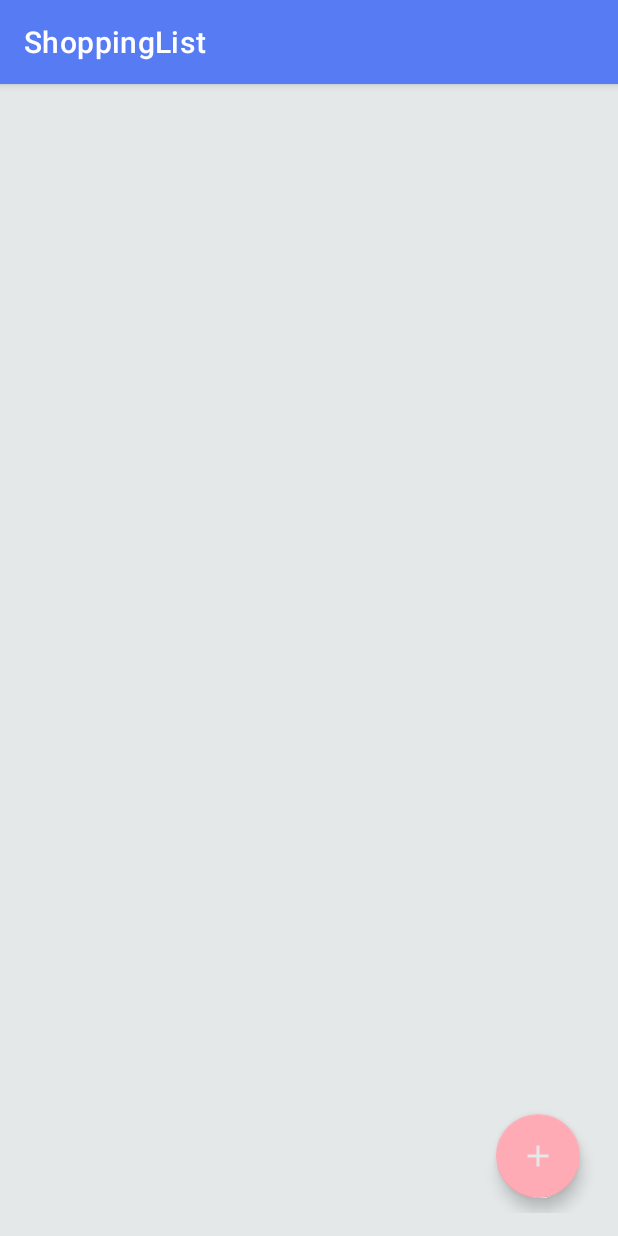
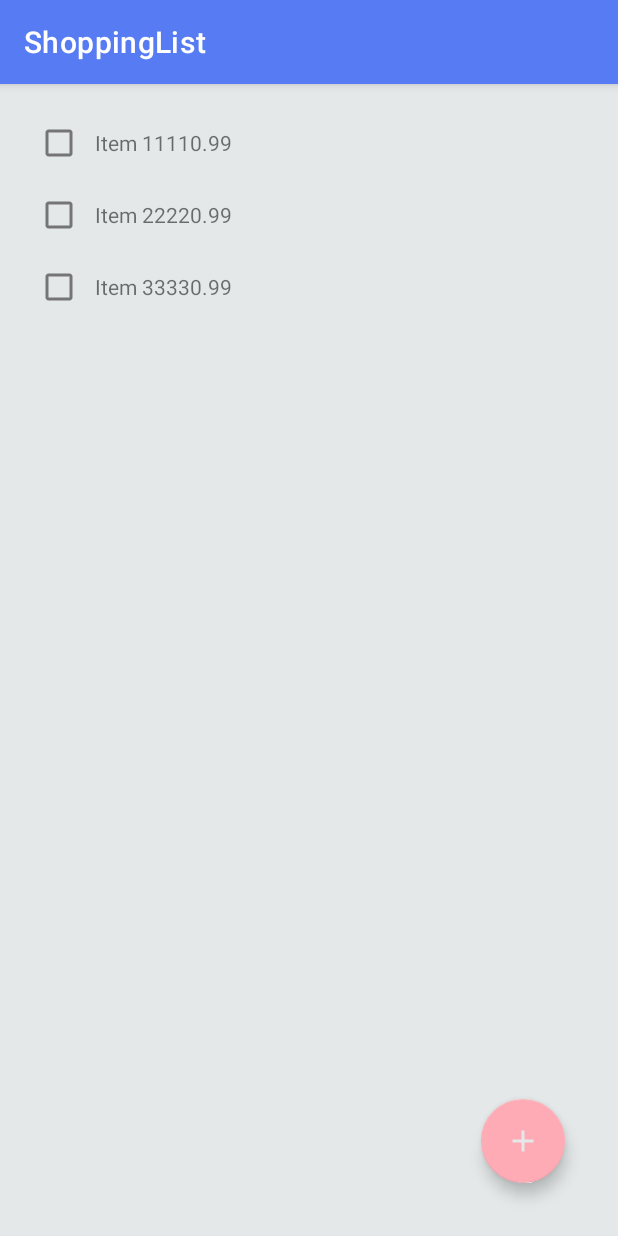
Before and after one commit to Sverda/Android-Shopping-List, an Android app: the screen it shows after launch (ProductListActivity before the commit, ShoppingListActivity after it), after a tap on "GO TO LIST", on a phone screen of 412 x 824 dp. Run offline under Robolectric (Android 15) with nearby library versions, the phone set to English and light mode, and no system bars.

Commit message:
Show items in list

```diff
--- a/app/build.gradle
+++ b/app/build.gradle
@@ -29,6 +29,9 @@ android {
     kotlinOptions {
         jvmTarget = '1.8'
     }
+    buildFeatures {
+        viewBinding = true
+    }
 }
 
 dependencies {
@@ -37,7 +40,10 @@ dependencies {
     implementation 'androidx.appcompat:appcompat:1.3.1'
     implementation 'com.google.android.material:material:1.4.0'
     implementation 'androidx.constraintlayout:constraintlayout:2.1.1'
+    implementation 'androidx.activity:activity-ktx:1.1.0'
+
     testImplementation 'junit:junit:4.+'
+
     androidTestImplementation 'androidx.test.ext:junit:1.1.3'
     androidTestImplementation 'androidx.test.espresso:espresso-core:3.4.0'
 }
--- a/app/src/main/AndroidManifest.xml
+++ b/app/src/main/AndroidManifest.xml
@@ -10,10 +10,10 @@
         android:supportsRtl="true"
         android:theme="@style/Theme.ShoppingList">
         <activity
-            android:name=".OptionsActivity"
+            android:name=".Settings.OptionsActivity"
             android:exported="false" />
         <activity
-            android:name=".ProductListActivity"
+            android:name=".ShoppingList.ShoppingListActivity"
             android:exported="false" />
         <activity
             android:name=".ShoppingList"
--- a/app/src/main/java/com/s24083/shoppinglist/MainActivity.kt
+++ b/app/src/main/java/com/s24083/shoppinglist/MainActivity.kt
@@ -4,6 +4,8 @@ import android.content.Intent
 import androidx.appcompat.app.AppCompatActivity
 import android.os.Bundle
 import android.view.View
+import com.s24083.shoppinglist.Settings.OptionsActivity
+import com.s24083.shoppinglist.ShoppingList.ShoppingListActivity
 
 class MainActivity : AppCompatActivity() {
     override fun onCreate(savedInstanceState: Bundle?) {
@@ -12,7 +14,7 @@ class MainActivity : AppCompatActivity() {
     }
 
     fun goToList(view: View){
-        var intent = Intent(this, ProductListActivity::class.java)
+        var intent = Intent(this, ShoppingListActivity::class.java)
         startActivity(intent)
     }
 
--- a/app/src/main/java/com/s24083/shoppinglist/OptionsActivity.kt
+++ /dev/null
@@ -1,11 +0,0 @@
-package com.s24083.shoppinglist
-
-import androidx.appcompat.app.AppCompatActivity
-import android.os.Bundle
-
-class OptionsActivity : AppCompatActivity() {
-    override fun onCreate(savedInstanceState: Bundle?) {
-        super.onCreate(savedInstanceState)
-        setContentView(R.layout.activity_options)
-    }
-}
--- a/app/src/main/java/com/s24083/shoppinglist/ProductListActivity.kt
+++ b/app/src/main/java/com/s24083/shoppinglist/Settings/OptionsActivity.kt
@@ -1,11 +1,12 @@
-package com.s24083.shoppinglist
+package com.s24083.shoppinglist.Settings
 
 import androidx.appcompat.app.AppCompatActivity
 import android.os.Bundle
+import com.s24083.shoppinglist.R
 
-class ProductListActivity : AppCompatActivity() {
+class OptionsActivity : AppCompatActivity() {
     override fun onCreate(savedInstanceState: Bundle?) {
         super.onCreate(savedInstanceState)
-        setContentView(R.layout.activity_product_list)
+        setContentView(R.layout.activity_options)
     }
 }
--- /dev/null
+++ b/app/src/main/java/com/s24083/shoppinglist/ShoppingList/ShoppingListActivity.kt
@@ -0,0 +1,38 @@
+package com.s24083.shoppinglist.ShoppingList
+
+import android.os.Bundle
+import androidx.activity.viewModels
+import androidx.appcompat.app.AppCompatActivity
+import androidx.recyclerview.widget.RecyclerView
+import com.s24083.shoppinglist.R
+import com.s24083.shoppinglist.entities.ShoppingItem
+
+class ShoppingListActivity : AppCompatActivity() {
+
+    private val shoppingListViewModel by viewModels<ShoppingListViewModel> {
+        ShoppingListViewModelFactory(this)
+    }
+
+    override fun onCreate(savedInstanceState: Bundle?) {
+        super.onCreate(savedInstanceState)
+        setContentView(R.layout.activity_shopping_list)
+
+        val recyclerView: RecyclerView = findViewById(R.id.list)
+        val adapter = ShoppingListAdapter()
+        recyclerView.adapter = adapter
+
+        shoppingListViewModel.allItems.observe(
+            this,
+            {
+                it?.let {
+                    adapter.submitList(it as MutableList<ShoppingItem>)
+                }
+            }
+        )
+    }
+
+    fun fabOnClick(view: android.view.View) {
+        shoppingListViewModel.insert(ShoppingItem(99, "heh", 1, 1.0, false))
+        shoppingListViewModel.insert(ShoppingItem(100, "heh 2", 1, 1.0, false))
+    }
+}
--- /dev/null
+++ b/app/src/main/java/com/s24083/shoppinglist/ShoppingList/ShoppingListAdapter.kt
@@ -0,0 +1,58 @@
+package com.s24083.shoppinglist.ShoppingList
+
+import android.view.LayoutInflater
+import android.view.View
+import android.view.ViewGroup
+import android.widget.CheckBox
+import android.widget.TextView
+import androidx.recyclerview.widget.DiffUtil
+import androidx.recyclerview.widget.ListAdapter
+import androidx.recyclerview.widget.RecyclerView
+import com.s24083.shoppinglist.R
+import com.s24083.shoppinglist.entities.ShoppingItem
+
+class ShoppingListAdapter() :
+    ListAdapter<ShoppingItem, ShoppingListAdapter.ShoppingListViewHolder>(ShoppingListDiffCallback) {
+
+    inner class ShoppingListViewHolder(view: View) : RecyclerView.ViewHolder(view) {
+        private val nameTextView: TextView = itemView.findViewById(R.id.item_name)
+        private val priceTextView: TextView = itemView.findViewById(R.id.item_price)
+        private val amountTextView: TextView = itemView.findViewById(R.id.item_amount)
+        private val isBoughtCheckBoxView: CheckBox = itemView.findViewById(R.id.item_isBought)
+        private var currentShoppingItem: ShoppingItem? = null
+
+        /* Bind item properties. */
+        fun bind(item: ShoppingItem) {
+            currentShoppingItem = item
+
+            nameTextView.text = item.name
+            priceTextView.text = item.price.toString()
+            amountTextView.text = item.amount.toString()
+            isBoughtCheckBoxView.isChecked = item.isBought
+        }
+    }
+
+    // Create new views (invoked by the layout manager)
+    override fun onCreateViewHolder(parent: ViewGroup, viewType: Int): ShoppingListViewHolder {
+        // Create a new view, which defines the UI of the list item
+        val view = LayoutInflater.from(parent.context)
+            .inflate(R.layout.shopping_item, parent, false)
+        return ShoppingListViewHolder(view)
+    }
+
+    // Replace the contents of a view (invoked by the layout manager)
+    override fun onBindViewHolder(viewHolder: ShoppingListViewHolder, position: Int) {
+        val item = getItem(position)
+        viewHolder.bind(item)
+    }
+}
+
+object ShoppingListDiffCallback : DiffUtil.ItemCallback<ShoppingItem>() {
+    override fun areItemsTheSame(oldItem: ShoppingItem, newItem: ShoppingItem): Boolean {
+        return oldItem == newItem
+    }
+
+    override fun areContentsTheSame(oldItem: ShoppingItem, newItem: ShoppingItem): Boolean {
+        return oldItem.id == newItem.id
+    }
+}
--- /dev/null
+++ b/app/src/main/java/com/s24083/shoppinglist/ShoppingList/ShoppingListViewModel.kt
@@ -0,0 +1,29 @@
+package com.s24083.shoppinglist.ShoppingList
+
+import android.content.Context
+import androidx.lifecycle.LiveData
+import androidx.lifecycle.ViewModel
+import androidx.lifecycle.ViewModelProvider
+import com.s24083.shoppinglist.entities.ShoppingItem
+import com.s24083.shoppinglist.repositories.ShoppingItemRepository
+
+class ShoppingListViewModel(private val repository: ShoppingItemRepository)
+    : ViewModel() {
+    val allItems: LiveData<List<ShoppingItem>> = repository.allItems
+    fun insert(item: ShoppingItem) = repository.insert(item)
+    fun update(item: ShoppingItem) = repository.update(item)
+    fun delete(item: ShoppingItem) = repository.delete(item)
+}
+
+class ShoppingListViewModelFactory(private val context: Context) : ViewModelProvider.Factory {
+
+    override fun <T : ViewModel> create(modelClass: Class<T>): T {
+        if (modelClass.isAssignableFrom(ShoppingListViewModel::class.java)) {
+            @Suppress("UNCHECKED_CAST")
+            return ShoppingListViewModel(
+                ShoppingItemRepository()
+            ) as T
+        }
+        throw IllegalArgumentException("Unknown ViewModel class")
+    }
+}
--- /dev/null
+++ b/app/src/main/java/com/s24083/shoppinglist/entities/ShoppingItem.kt
@@ -0,0 +1,5 @@
+package com.s24083.shoppinglist.entities
+
+class ShoppingItem(val id: Int, val name: String, val amount: Int, val price: Double, val isBought: Boolean) {
+
+}
--- a/app/src/main/java/com/s24083/shoppinglist/entities/ShoppingListItem.kt
+++ /dev/null
@@ -1,5 +0,0 @@
-package com.s24083.shoppinglist.entities
-
-class ShoppingListItem(val name: String, val amount: Int) {
-
-}
--- /dev/null
+++ b/app/src/main/java/com/s24083/shoppinglist/repositories/ShoppingItemRepository.kt
@@ -0,0 +1,31 @@
+package com.s24083.shoppinglist.repositories
+
+import androidx.lifecycle.LiveData
+import com.s24083.shoppinglist.entities.ShoppingItem
+import androidx.lifecycle.MutableLiveData
+
+
+class ShoppingItemRepository {
+    private val list: MutableList<ShoppingItem> = mutableListOf()
+
+    init {
+        list.add(ShoppingItem(0, "Item 1", 11, 10.99, false))
+        list.add(ShoppingItem(1, "Item 2", 22, 20.99, false))
+        list.add(ShoppingItem(2, "Item 3", 33, 30.99, false))
+    }
+
+    val allItems: LiveData<List<ShoppingItem>>
+        get() {
+            val mList = MutableLiveData<List<ShoppingItem>>()
+            mList.value = list
+            return mList
+        }
+
+    fun insert(item: ShoppingItem) = list.add(item)
+    fun update(item: ShoppingItem) {
+        list.removeIf(){ value -> value.id == item.id}
+        list.add(0, item)
+    }
+    fun delete(item: ShoppingItem) = list.removeIf(){ value -> value.id == item.id}
+    fun deleteAll() = list.removeAll(list)
+}
--- a/app/src/main/res/layout/activity_options.xml
+++ b/app/src/main/res/layout/activity_options.xml
@@ -4,7 +4,7 @@
     xmlns:tools="http://schemas.android.com/tools"
     android:layout_width="match_parent"
     android:layout_height="match_parent"
-    tools:context=".OptionsActivity">
+    tools:context=".Settings.OptionsActivity">
     <LinearLayout
         xmlns:android="http://schemas.android.com/apk/res/android"
         android:layout_width="match_parent"
--- a/app/src/main/res/layout/activity_product_list.xml
+++ /dev/null
@@ -1,26 +0,0 @@
-<?xml version="1.0" encoding="utf-8"?>
-<androidx.constraintlayout.widget.ConstraintLayout
-    xmlns:android="http://schemas.android.com/apk/res/android"
-    xmlns:app="http://schemas.android.com/apk/res-auto"
-    xmlns:tools="http://schemas.android.com/tools"
-    android:layout_width="match_parent"
-    android:layout_height="match_parent"
-    tools:context=".ProductListActivity"
-    android:padding="15dp"
-    android:background="@color/light_gray">
-    <com.google.android.material.floatingactionbutton.FloatingActionButton
-        android:id="@+id/add"
-        app:layout_constraintBottom_toBottomOf="parent"
-        app:layout_constraintEnd_toEndOf="parent"
-        android:layout_width="wrap_content"
-        android:layout_height="wrap_content"
-        android:layout_margin="10dp"
-        android:src="@drawable/ic_baseline_add_24"/>
-    <androidx.recyclerview.widget.RecyclerView
-        android:id="@+id/list"
-        android:layout_width="match_parent"
-        android:layout_height="match_parent"
-        app:layout_constraintEnd_toEndOf="parent"
-        app:layout_constraintStart_toStartOf="parent"
-        app:layout_constraintTop_toTopOf="parent"/>
-</androidx.constraintlayout.widget.ConstraintLayout>
--- a/app/src/main/res/layout/activity_shopping_list.xml
+++ b/app/src/main/res/layout/activity_shopping_list.xml
@@ -1,9 +1,25 @@
 <?xml version="1.0" encoding="utf-8"?>
-<androidx.constraintlayout.widget.ConstraintLayout xmlns:android="http://schemas.android.com/apk/res/android"
+<androidx.constraintlayout.widget.ConstraintLayout
+    xmlns:android="http://schemas.android.com/apk/res/android"
     xmlns:app="http://schemas.android.com/apk/res-auto"
     xmlns:tools="http://schemas.android.com/tools"
     android:layout_width="match_parent"
     android:layout_height="match_parent"
-    tools:context=".ShoppingList">
-
+    tools:context=".ShoppingList.ShoppingListActivity"
+    android:padding="15dp"
+    android:background="@color/light_gray">
+    <com.google.android.material.floatingactionbutton.FloatingActionButton
+        android:id="@+id/addItem"
+        app:layout_constraintBottom_toBottomOf="parent"
+        app:layout_constraintEnd_toEndOf="parent"
+        android:layout_width="wrap_content"
+        android:layout_height="wrap_content"
+        android:layout_margin="20dp"
+        android:src="@drawable/ic_baseline_add_24"
+        android:onClick="fabOnClick"/>
+    <androidx.recyclerview.widget.RecyclerView
+        android:id="@+id/list"
+        android:layout_width="match_parent"
+        android:layout_height="match_parent"
+        app:layoutManager="LinearLayoutManager"/>
 </androidx.constraintlayout.widget.ConstraintLayout>
--- /dev/null
+++ b/app/src/main/res/layout/shopping_item.xml
@@ -0,0 +1,34 @@
+<?xml version="1.0" encoding="utf-8"?>
+<androidx.constraintlayout.widget.ConstraintLayout
+    xmlns:android="http://schemas.android.com/apk/res/android"
+    android:layout_width="match_parent"
+    android:layout_height="wrap_content"
+    android:backgroundTint="@color/white">
+
+    <LinearLayout
+        android:layout_width="match_parent"
+        android:layout_height="match_parent"
+        android:orientation="horizontal">
+
+        <CheckBox
+            android:id="@+id/item_isBought"
+            android:layout_width="wrap_content"
+            android:layout_height="wrap_content"/>
+        <TextView
+            android:id="@+id/item_name"
+            android:layout_width="wrap_content"
+            android:layout_height="wrap_content"
+            android:text="name"/>
+        <TextView
+            android:id="@+id/item_amount"
+            android:layout_width="wrap_content"
+            android:layout_height="wrap_content"
+            android:text="amount"/>
+        <TextView
+            android:id="@+id/item_price"
+            android:layout_width="wrap_content"
+            android:layout_height="wrap_content"
+            android:text="price"/>
+    </LinearLayout>
+
+</androidx.constraintlayout.widget.ConstraintLayout>
```
